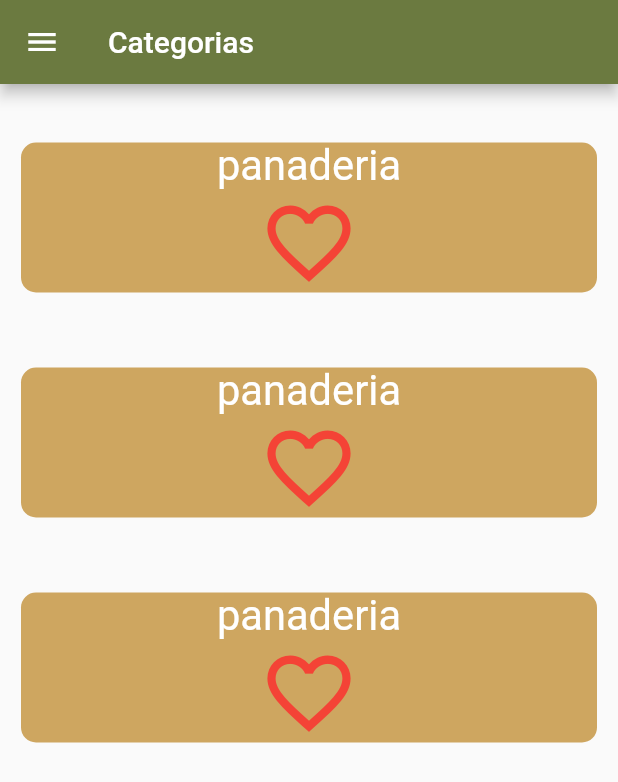
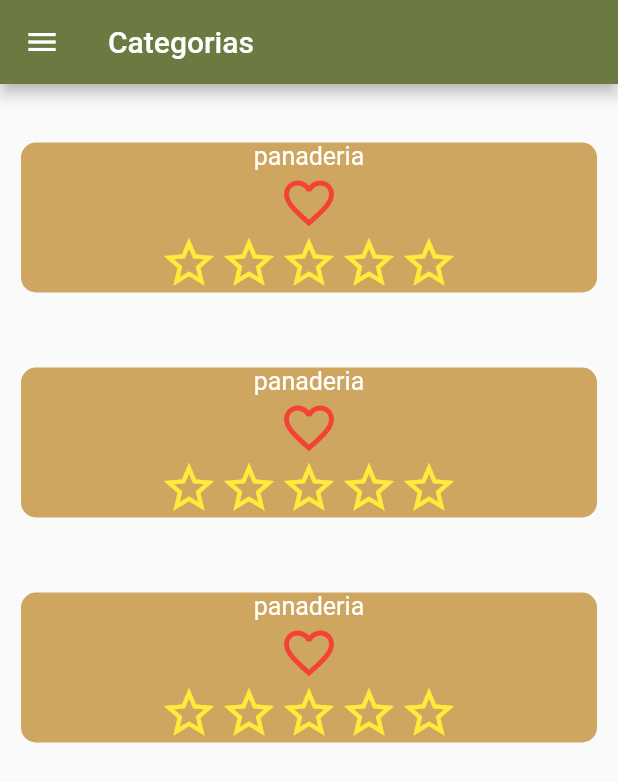
Before and after one commit to sis313/sistema_II2022.mobile, a Flutter app: the ClienteListaServicios screen opened directly, on a phone screen of 412 x 824 dp. Shown: the top 782 px of the screen. Run offline on Flutter 3.47's test engine with Material 2 defaults, Android fonts, the phone set to English and light mode, and no system bars; our stand-ins replace form_field_validator, shared_preferences; accounts and stored records are empty.

Commit message:
Calificación

```diff
--- a/app_movil/lib/ClienteFavoritos.dart
+++ b/app_movil/lib/ClienteFavoritos.dart
@@ -14,9 +14,9 @@ class ClienteFavoritos extends StatefulWidget {
 class _ClienteFavoritos extends State<ClienteFavoritos> {
   _cargarFavoritos() async {
     var serviciosAux = [
-      servicio("1", 'panaderia', 213, 'holaa', 'panaderia', 'as', false),
-      servicio("2", 'panaderia', 213, 'holaa', 'panaderia', 'as', false),
-      servicio("3", 'panaderia', 213, 'holaa', 'panaderia', 'as', false)
+      servicio("1", 'panaderia', 213, 'holaa', 'panaderia', 'as', false, 0),
+      servicio("2", 'panaderia', 213, 'holaa', 'panaderia', 'as', false, 0),
+      servicio("3", 'panaderia', 213, 'holaa', 'panaderia', 'as', false, 0)
     ];
     final prefs = await SharedPreferences.getInstance();
     final List<String> items = prefs.getStringList("favoritos");
--- a/app_movil/lib/ClienteListaServicios.dart
+++ b/app_movil/lib/ClienteListaServicios.dart
@@ -14,9 +14,9 @@ class ClienteListaServicios extends StatefulWidget {
 class _ClienteListaServicios extends State<ClienteListaServicios> {
   _cargarFavoritos() async {
     servicios = [
-      servicio("1", 'panaderia', 213, 'holaa', 'panaderia', 'as', false),
-      servicio("2", 'panaderia', 213, 'holaa', 'panaderia', 'as', false),
-      servicio("3", 'panaderia', 213, 'holaa', 'panaderia', 'as', false)
+      servicio("1", 'panaderia', 213, 'holaa', 'panaderia', 'as', false, 0),
+      servicio("2", 'panaderia', 213, 'holaa', 'panaderia', 'as', false, 0),
+      servicio("3", 'panaderia', 213, 'holaa', 'panaderia', 'as', false, 0)
     ];
     final prefs = await SharedPreferences.getInstance();
     final List<String> items = prefs.getStringList("favoritos");
@@ -101,6 +101,27 @@ class _ClienteListaServicios extends State<ClienteListaServicios> {
                                               : Icons.favorite_border,
                                           color: Colors.red,
                                         ),
+                                        Row(
+                                          children: List.generate(
+                                            5,
+                                            (i) => InkWell(
+                                              onTap: () {
+                                                setState(() {
+                                                  servicios[index]
+                                                      .calificacion = i + 1;
+                                                });
+                                              },
+                                              child: Icon(
+                                                i <
+                                                        servicios[index]
+                                                            .calificacion
+                                                    ? Icons.star
+                                                    : Icons.star_border,
+                                                color: Colors.yellow,
+                                              ),
+                                            ),
+                                          ),
+                                        ),
                                       ],
                                     ),
                                   ),
--- a/app_movil/lib/Servicio.dart
+++ b/app_movil/lib/Servicio.dart
@@ -8,9 +8,10 @@ class servicio {
   String _tipo;
   String _estado;
   bool favorito;
+  int calificacion;
 
   servicio(this.id, this._nombre, this._contacto, this._descripcion, this._tipo,
-      this._estado, this.favorito);
+      this._estado, this.favorito, this.calificacion);
 
   @override
   String toString() {
--- a/app_movil/lib/main.dart
+++ b/app_movil/lib/main.dart
@@ -7,7 +7,7 @@ void main() {
   runApp(MyApp());
 }
 
-class MyApp extends StatelessWidget{
+class MyApp extends StatelessWidget {
   @override
   Widget build(BuildContext context) {
     return MaterialApp(
```
